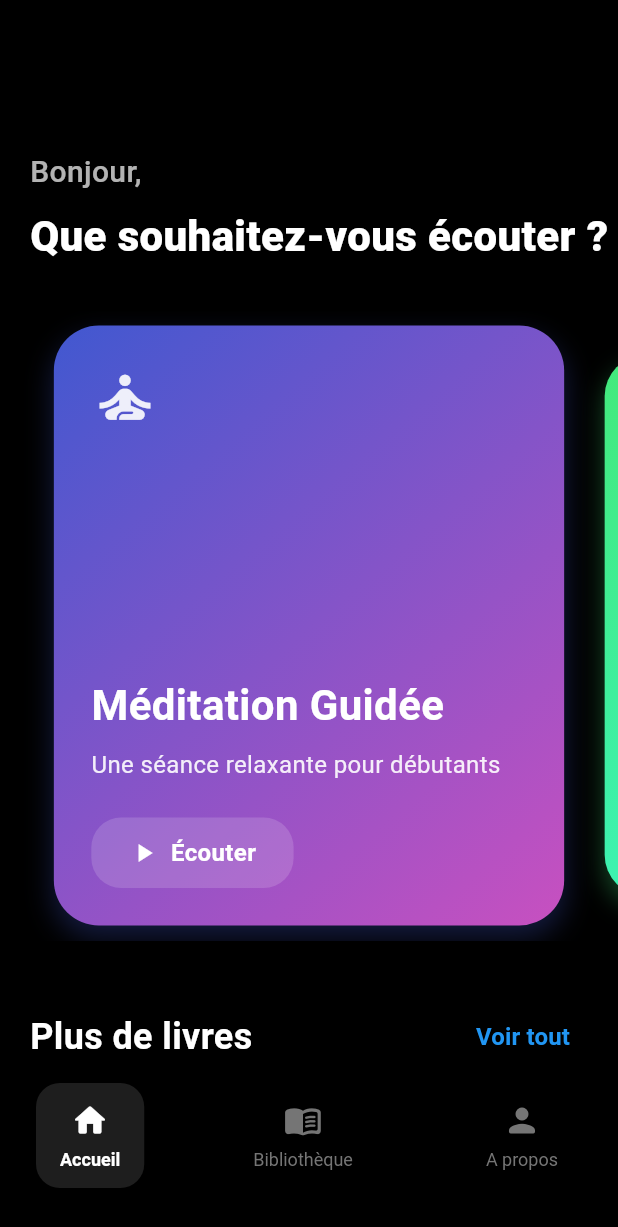
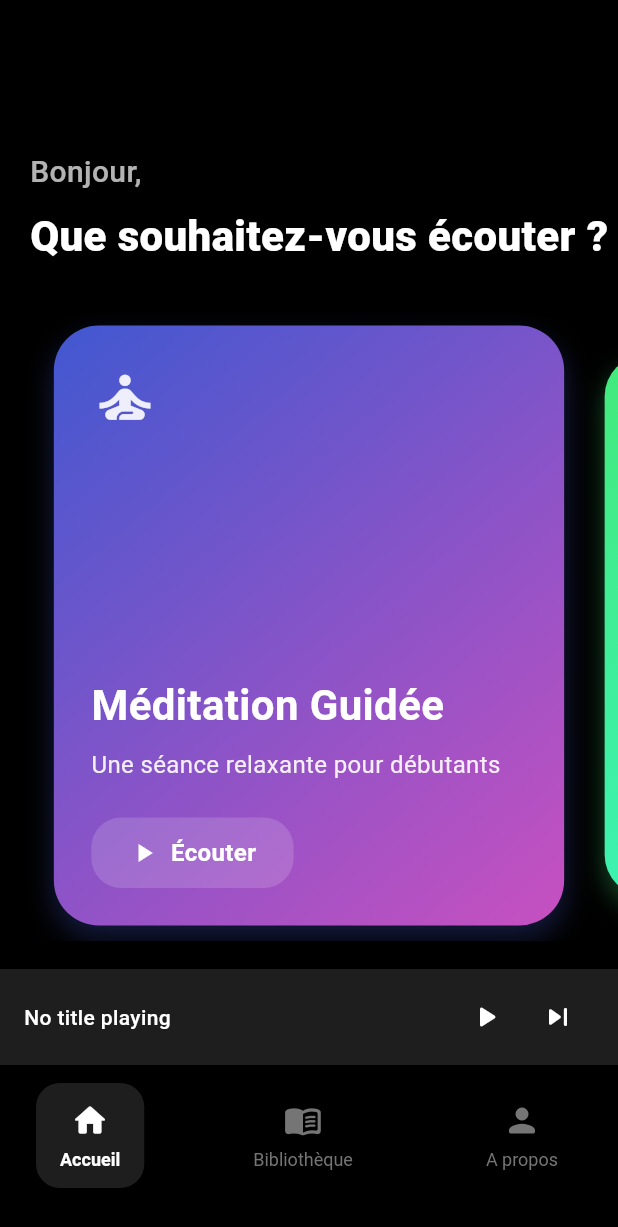
Before and after one commit to JulesNyom/Saga, a Flutter app: the screen it shows after launch, on a phone screen of 412 x 824 dp. Shown: the top 1227 px of the screen. Run offline on Flutter 3.47's test engine with Material 3 defaults, Android fonts, the phone set to English and light mode, and no system bars.

Commit message:
Added a TabBar for quickly start an audio

```diff
--- a/saga/lib/screens/tab_manager.dart
+++ b/saga/lib/screens/tab_manager.dart
@@ -12,6 +12,8 @@ class Homepage extends StatefulWidget {
 
 class _HomepageState extends State<Homepage> with TickerProviderStateMixin {
   int _currentIndex = 0;
+  bool _isPlaying = false;
+  String _currentTitle = "No title playing";
 
   final List<Widget> _screens = const [
     Home(),
@@ -27,14 +29,61 @@ class _HomepageState extends State<Homepage> with TickerProviderStateMixin {
         duration: const Duration(milliseconds: 300),
         child: _screens[_currentIndex],
       ),
-      bottomNavigationBar: Theme(
+      bottomNavigationBar: Column(
+        mainAxisSize: MainAxisSize.min,
+        children: [
+          // Playback Control Bar
+          Container(
+            color: const Color(0xFF1E1E1E),
+            padding: const EdgeInsets.symmetric(horizontal: 16, vertical: 8),
+            child: Row(
+              children: [
+                Expanded(
+                  child: Text(
+                    _currentTitle,
+                    style: const TextStyle(
+                      color: Colors.white,
+                      fontSize: 14,
+                      fontWeight: FontWeight.w500,
+                    ),
+                    overflow: TextOverflow.ellipsis,
+                  ),
+                ),
+                const SizedBox(width: 16),
+                IconButton(
+                  icon: Icon(
+                    _isPlaying ? Icons.pause_rounded : Icons.play_arrow_rounded,
+                    color: Colors.white,
+                  ),
+                  onPressed: () {
+                    setState(() {
+                      _isPlaying = !_isPlaying;
+                    });
+                    // Add your play/pause logic here
+                  },
+                ),
+                IconButton(
+                  icon: const Icon(
+                    Icons.skip_next_rounded,
+                    color: Colors.white,
+                  ),
+                  onPressed: () {
+                    // Add your next track logic here
+                  },
+                ),
+              ],
+            ),
+          ),
+          // Navigation Bar
+          Theme(
             data: ThemeData(
               splashColor: Colors.transparent,
               highlightColor: Colors.transparent,
             ),
             child: Container(
               color: Colors.black,
-          padding: const EdgeInsets.only(top: 12, bottom: 32, left: 24, right: 24),
+              padding: const EdgeInsets.only(
+                  top: 12, bottom: 32, left: 24, right: 24),
               child: Row(
                 mainAxisAlignment: MainAxisAlignment.spaceBetween,
                 children: [
@@ -45,7 +94,7 @@ class _HomepageState extends State<Homepage> with TickerProviderStateMixin {
                   ),
                   _buildNavItem(
                     1,
-                "Bibliothèque",
+                    "Bibliothèque",
                     Icons.menu_book_rounded,
                   ),
                   _buildNavItem(
@@ -56,6 +105,8 @@ class _HomepageState extends State<Homepage> with TickerProviderStateMixin {
                 ],
               ),
             ),
+          ),
+        ],
       ),
     );
   }
--- a/saga/lib/screens/tab_screens/about.dart
+++ b/saga/lib/screens/tab_screens/about.dart
@@ -306,6 +306,7 @@ class _AboutPageState extends State<About> {
                 style: TextStyle(
                   fontSize: 18,
                   fontWeight: FontWeight.bold,
+                  color: Colors.white,
                 ),
               ),
             ),
```
Lines whose indentation alone changed are shown as unchanged.
